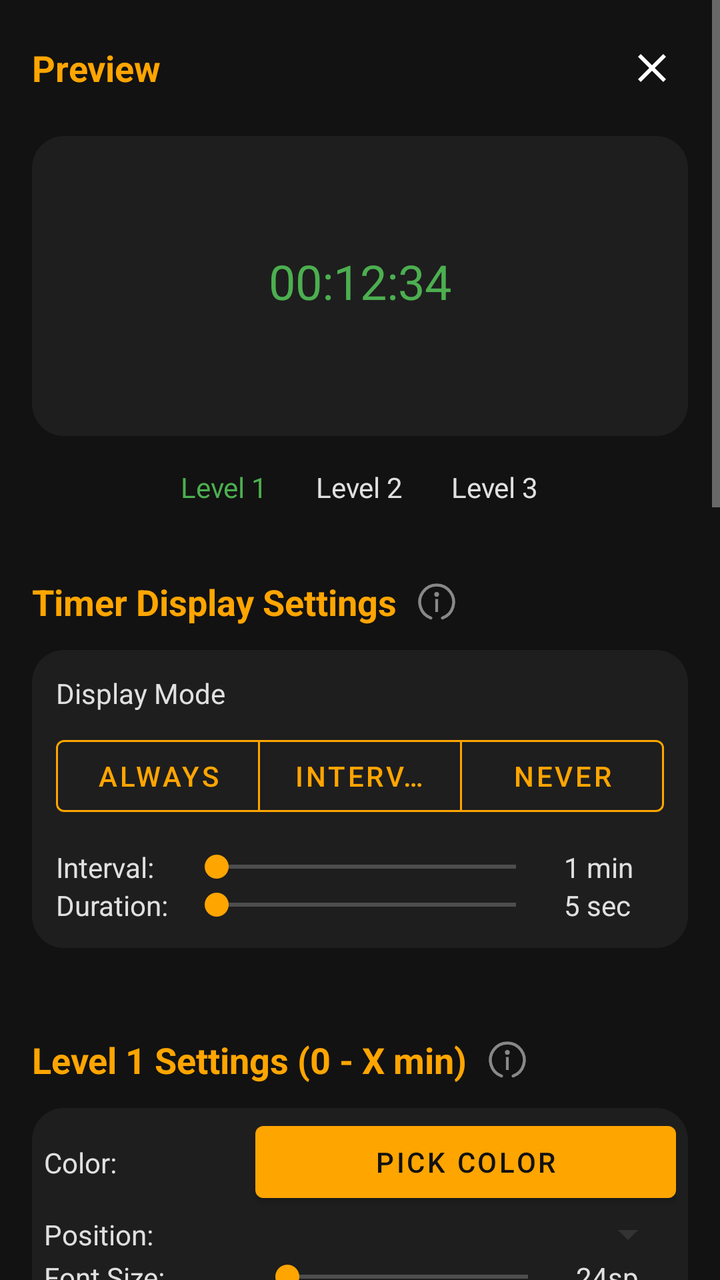
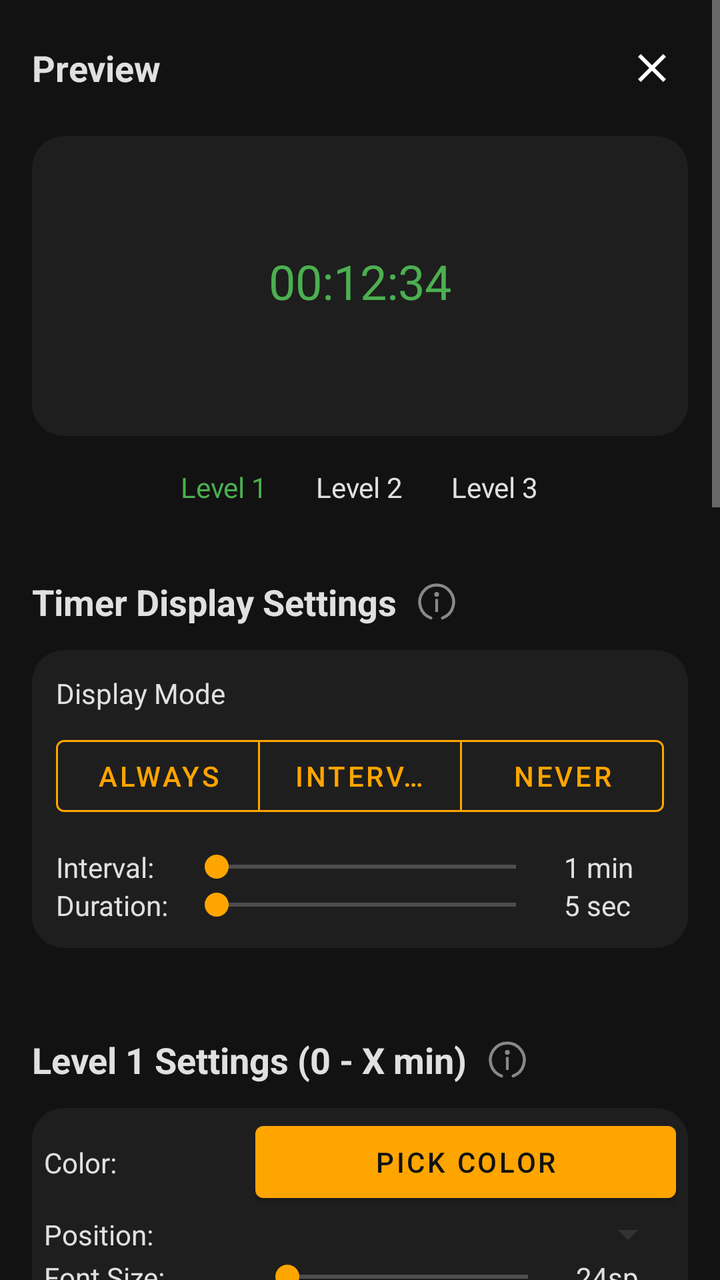

Screens rendered from an Android XML layout before and after an edit, with the pre-edit source and the edit as a unified diff.
<!-- AndroidManifest.xml: application theme Theme.Screentimetracker -->
<!-- res/layout/activity_settings.xml -->
<?xml version="1.0" encoding="utf-8"?>
<ScrollView xmlns:android="http://schemas.android.com/apk/res/android"
    xmlns:app="http://schemas.android.com/apk/res-auto"
    xmlns:tools="http://schemas.android.com/tools"
    android:layout_width="match_parent"
    android:layout_height="match_parent"
    android:background="@color/app_background_dark"
    android:fitsSystemWindows="true"
    tools:context=".SettingsActivity">

    <LinearLayout
        android:layout_width="match_parent"
        android:layout_height="wrap_content"
        android:orientation="vertical"
        android:padding="16dp">

        <RelativeLayout
            android:layout_width="match_parent"
            android:layout_height="wrap_content"
            android:layout_marginBottom="8dp">

            <TextView
                android:layout_width="wrap_content"
                android:layout_height="wrap_content"
                android:text="Preview"
                android:textSize="18sp"
                android:textStyle="bold"
                android:textColor="@color/accent_orange"
                android:layout_centerVertical="true"
                android:layout_alignParentStart="true" />

            <ImageButton
                android:id="@+id/closeButton"
                android:layout_width="36dp"
                android:layout_height="36dp"
                android:background="?attr/selectableItemBackgroundBorderless"
                android:contentDescription="Close"
                android:padding="6dp"
                android:src="@drawable/ic_cross"
                android:layout_centerVertical="true"
                android:layout_alignParentEnd="true" />
        </RelativeLayout>


        <androidx.constraintlayout.widget.ConstraintLayout
            android:id="@+id/previewLayout"
            android:layout_width="match_parent"
            android:layout_height="150dp"
            android:layout_marginTop="8dp"
            android:background="@drawable/rounded_background">

            <TextView
                android:id="@+id/previewTimeText"
                android:layout_width="wrap_content"
                android:layout_height="wrap_content"
                android:text="00:12:34"
                android:textSize="24sp"
                android:textColor="@color/status_good"
                app:layout_constraintBottom_toBottomOf="parent"
                app:layout_constraintEnd_toEndOf="parent"
                app:layout_constraintStart_toStartOf="parent"
                app:layout_constraintTop_toTopOf="parent" />
        </androidx.constraintlayout.widget.ConstraintLayout>

        <LinearLayout
            android:layout_width="match_parent"
            android:layout_height="wrap_content"
            android:orientation="horizontal"
            android:layout_marginTop="8dp"
            android:gravity="center_horizontal">

            <TextView
                android:id="@+id/previewLevel1Header"
                android:layout_width="wrap_content"
                android:layout_height="wrap_content"
                android:text="Level 1"
                android:padding="8dp"
                android:clickable="true"
                android:focusable="true"
                android:textColor="@color/status_good"
                android:background="?attr/selectableItemBackground"
                android:layout_marginEnd="8dp"/>
            <TextView
                android:id="@+id/previewLevel2Header"
                android:layout_width="wrap_content"
                android:layout_height="wrap_content"
                android:text="Level 2"
                android:padding="8dp"
                android:clickable="true"
                android:focusable="true"
                android:textColor="@color/text_primary_dark"
                android:background="?attr/selectableItemBackground"
                android:layout_marginEnd="8dp"/>
            <TextView
                android:id="@+id/previewLevel3Header"
                android:layout_width="wrap_content"
                android:layout_height="wrap_content"
                android:text="Level 3"
                android:padding="8dp"
                android:clickable="true"
                android:focusable="true"
                android:textColor="@color/text_primary_dark"
                android:background="?attr/selectableItemBackground"/>
        </LinearLayout>


        <LinearLayout
            android:layout_width="wrap_content"
            android:layout_height="wrap_content"
            android:orientation="horizontal"
            android:gravity="center_vertical"
            android:layout_marginTop="24dp"
            android:layout_marginBottom="8dp">

            <TextView
                style="@style/SettingsHeader"
                android:layout_marginTop="0dp"
                android:layout_marginBottom="0dp"
                android:text="Timer Display Settings"
                android:textColor="@color/accent_orange" />

            <ImageButton
                android:id="@+id/helpTimerDisplay"
                android:layout_width="32dp"
                android:layout_height="32dp"
                android:layout_marginStart="4dp"
                android:background="?attr/selectableItemBackgroundBorderless"
                android:contentDescription="What does Timer Display do?"
                android:padding="6dp"
                android:src="@drawable/ic_info" />
        </LinearLayout>

        <LinearLayout
            android:layout_width="match_parent"
            android:layout_height="wrap_content"
            android:orientation="vertical"
            android:background="@drawable/rounded_background"
            android:padding="12dp"
            android:layout_marginBottom="16dp">

            <TextView
                android:layout_width="wrap_content"
                android:layout_height="wrap_content"
                android:text="Display Mode"
                android:textColor="@color/text_primary_dark"
                android:layout_marginBottom="8dp" />

            <com.google.android.material.button.MaterialButtonToggleGroup
                android:id="@+id/timerDisplayModeToggleGroup"
                android:layout_width="match_parent"
                android:layout_height="wrap_content"
                app:singleSelection="true"
                app:selectionRequired="true">

                <Button
                    android:id="@+id/timerDisplayModeAlways"
                    style="@style/DisplayModeToggleButton"
                    android:layout_width="0dp"
                    android:layout_height="wrap_content"
                    android:layout_weight="1"
                    android:text="Always" />

                <Button
                    android:id="@+id/timerDisplayModeInterval"
                    style="@style/DisplayModeToggleButton"
                    android:layout_width="0dp"
                    android:layout_height="wrap_content"
                    android:layout_weight="1"
                    android:text="Interval" />

                <Button
                    android:id="@+id/timerDisplayModeNever"
                    style="@style/DisplayModeToggleButton"
                    android:layout_width="0dp"
                    android:layout_height="wrap_content"
                    android:layout_weight="1"
                    android:text="Never" />
            </com.google.android.material.button.MaterialButtonToggleGroup>

            <GridLayout
                style="@style/SettingsGrid"
                android:layout_marginTop="12dp"
                android:layout_marginBottom="0dp">

                <TextView style="@style/SettingsLabel" android:text="Interval:" android:textColor="@color/text_primary_dark" />
                <LinearLayout style="@style/SettingsControlLayout">
                    <SeekBar
                        android:id="@+id/timerDisplayIntervalSeekBar"
                        style="@style/SettingsSeekBar"
                        android:progressTint="@color/accent_orange"
                        android:thumbTint="@color/accent_orange" />
                    <TextView
                        android:id="@+id/timerDisplayIntervalValue"
                        style="@style/SettingsSeekBarValue"
                        android:text="1 min"
                        android:textColor="@color/text_primary_dark" />
                </LinearLayout>

                <TextView style="@style/SettingsLabel" android:text="Duration:" android:textColor="@color/text_primary_dark" />
                <LinearLayout style="@style/SettingsControlLayout">
                    <SeekBar
                        android:id="@+id/timerDisplayDurationSeekBar"
                        style="@style/SettingsSeekBar"
                        android:progressTint="@color/accent_orange"
                        android:thumbTint="@color/accent_orange" />
                    <TextView
                        android:id="@+id/timerDisplayDurationValue"
                        style="@style/SettingsSeekBarValue"
                        android:text="5 sec"
                        android:textColor="@color/text_primary_dark" />
                </LinearLayout>
            </GridLayout>
        </LinearLayout>

        <LinearLayout
            android:layout_width="wrap_content"
            android:layout_height="wrap_content"
            android:orientation="horizontal"
            android:gravity="center_vertical"
            android:layout_marginTop="24dp"
            android:layout_marginBottom="8dp">

            <TextView
                style="@style/SettingsHeader"
                android:layout_marginTop="0dp"
                android:layout_marginBottom="0dp"
                android:text="Level 1 Settings (0 - X min)"
                android:textColor="@color/accent_orange" />

            <ImageButton
                android:id="@+id/helpLevel1"
                android:layout_width="32dp"
                android:layout_height="32dp"
                android:layout_marginStart="4dp"
                android:background="?attr/selectableItemBackgroundBorderless"
                android:contentDescription="What is Level 1?"
                android:padding="6dp"
                android:src="@drawable/ic_info" />
        </LinearLayout>

        <GridLayout
            style="@style/SettingsGrid"
            android:background="@drawable/rounded_background">
            <TextView style="@style/SettingsLabel" android:text="Color:" android:textColor="@color/text_primary_dark" />
            <Button android:id="@+id/level1ColorButton" style="@style/SettingsControl" android:text="Pick Color" />

            <TextView style="@style/SettingsLabel" android:text="Position:" android:textColor="@color/text_primary_dark" />
            <Spinner
                android:id="@+id/level1PositionSpinner"
                style="@style/SettingsControl"
                android:backgroundTint="@color/control_track_dark" />

            <TextView style="@style/SettingsLabel" android:text="Font Size:" android:textColor="@color/text_primary_dark" />
            <LinearLayout style="@style/SettingsControlLayout">
                <SeekBar
                    android:id="@+id/level1FontSizeSeekBar"
                    style="@style/SettingsSeekBar"
                    android:progressTint="@color/accent_orange"
                    android:thumbTint="@color/accent_orange" />
                <TextView
                    android:id="@+id/level1FontSizeValue"
                    style="@style/SettingsSeekBarValue"
                    android:text="24sp"
                    android:textColor="@color/text_primary_dark" />
            </LinearLayout>

            <TextView
                style="@style/SettingsLabel"
                android:text="Enable Blinking:"
                android:textColor="@color/text_primary_dark" />
            <androidx.appcompat.widget.SwitchCompat
                android:id="@+id/level1BlinkingSwitch"
                android:layout_width="wrap_content"
                android:layout_height="wrap_content"
                android:layout_gravity="center_vertical|start"
                android:minHeight="48dp"
                app:thumbTint="@color/accent_orange"
                app:trackTint="@color/control_track_dark" />

            <TextView style="@style/SettingsLabel" android:text="Max Time:" android:textColor="@color/text_primary_dark" />
            <LinearLayout style="@style/SettingsControlLayout">
                <SeekBar
                    android:id="@+id/level1TimeSeekBar"
                    style="@style/SettingsSeekBar"
                    android:progressTint="@color/accent_orange"
                    android:thumbTint="@color/accent_orange" />
                <TextView
                    android:id="@+id/level1TimeValue"
                    style="@style/SettingsSeekBarValue"
                    android:text="30 min"
                    android:textColor="@color/text_primary_dark" />
            </LinearLayout>
        </GridLayout>

        <LinearLayout
            android:layout_width="wrap_content"
            android:layout_height="wrap_content"
            android:orientation="horizontal"
            android:gravity="center_vertical"
            android:layout_marginTop="24dp"
            android:layout_marginBottom="8dp">

            <TextView
                style="@style/SettingsHeader"
                android:layout_marginTop="0dp"
                android:layout_marginBottom="0dp"
                android:text="Level 2 Settings (Level 1 Max - Y min)"
                android:textColor="@color/accent_orange" />

            <ImageButton
                android:id="@+id/helpLevel2"
                android:layout_width="32dp"
                android:layout_height="32dp"
                android:layout_marginStart="4dp"
                android:background="?attr/selectableItemBackgroundBorderless"
                android:contentDescription="What is Level 2?"
                android:padding="6dp"
                android:src="@drawable/ic_info" />
        </LinearLayout>
        <GridLayout
            style="@style/SettingsGrid"
            android:background="@drawable/rounded_background">
            <TextView style="@style/SettingsLabel" android:text="Color:" android:textColor="@color/text_primary_dark" />
            <Button android:id="@+id/level2ColorButton" style="@style/SettingsControl" android:text="Pick Color" />
            <TextView style="@style/SettingsLabel" android:text="Position:" android:textColor="@color/text_primary_dark" />
            <Spinner
                android:id="@+id/level2PositionSpinner"
                style="@style/SettingsControl"
                android:backgroundTint="@color/control_track_dark" />

            <TextView style="@style/SettingsLabel" android:text="Font Size:" android:textColor="@color/text_primary_dark" />
            <LinearLayout style="@style/SettingsControlLayout">
                <SeekBar
                    android:id="@+id/level2FontSizeSeekBar"
                    style="@style/SettingsSeekBar"
                    android:progressTint="@color/accent_orange"
                    android:thumbTint="@color/accent_orange" />
                <TextView
                    android:id="@+id/level2FontSizeValue"
                    style="@style/SettingsSeekBarValue"
                    android:text="26sp"
                    android:textColor="@color/text_primary_dark" />
            </LinearLayout>

            <TextView
                style="@style/SettingsLabel"
                android:text="Enable Blinking:"
                android:textColor="@color/text_primary_dark" />
            <androidx.appcompat.widget.SwitchCompat
                android:id="@+id/level2BlinkingSwitch"
                android:layout_width="wrap_content"
                android:layout_height="wrap_content"
                android:layout_gravity="center_vertical|start"
                android:minHeight="48dp"
                app:thumbTint="@color/accent_orange"
                app:trackTint="@color/control_track_dark" />

            <TextView style="@style/SettingsLabel" android:text="Duration:" android:textColor="@color/text_primary_dark" />
            <LinearLayout style="@style/SettingsControlLayout">
                <SeekBar
                    android:id="@+id/level2TimeSeekBar"
                    style="@style/SettingsSeekBar"
                    android:progressTint="@color/accent_orange"
                    android:thumbTint="@color/accent_orange" />
                <TextView
                    android:id="@+id/level2TimeValue"
                    style="@style/SettingsSeekBarValue"
                    android:text="30 min"
                    android:textColor="@color/text_primary_dark" />
            </LinearLayout>
        </GridLayout>

        <LinearLayout
            android:layout_width="wrap_content"
            android:layout_height="wrap_content"
            android:orientation="horizontal"
            android:gravity="center_vertical"
            android:layout_marginTop="24dp"
            android:layout_marginBottom="8dp">

            <TextView
                style="@style/SettingsHeader"
                android:layout_marginTop="0dp"
                android:layout_marginBottom="0dp"
                android:text="Level 3 Settings (Above Level 2 Max)"
                android:textColor="@color/accent_orange" />

            <ImageButton
                android:id="@+id/helpLevel3"
                android:layout_width="32dp"
                android:layout_height="32dp"
                android:layout_marginStart="4dp"
                android:background="?attr/selectableItemBackgroundBorderless"
                android:contentDescription="What is Level 3?"
                android:padding="6dp"
                android:src="@drawable/ic_info" />
        </LinearLayout>
        <GridLayout
            style="@style/SettingsGrid"
            android:background="@drawable/rounded_background">
            <TextView style="@style/SettingsLabel" android:text="Color:" android:textColor="@color/text_primary_dark" />
            <Button android:id="@+id/level3ColorButton" style="@style/SettingsControl" android:text="Pick Color" />
            <TextView style="@style/SettingsLabel" android:text="Position:" android:textColor="@color/text_primary_dark" />
            <Spinner
                android:id="@+id/level3PositionSpinner"
                style="@style/SettingsControl"
                android:backgroundTint="@color/control_track_dark" />

            <TextView style="@style/SettingsLabel" android:text="Font Size:" android:textColor="@color/text_primary_dark" />
            <LinearLayout style="@style/SettingsControlLayout">
                <SeekBar
                    android:id="@+id/level3FontSizeSeekBar"
                    style="@style/SettingsSeekBar"
                    android:progressTint="@color/accent_orange"
                    android:thumbTint="@color/accent_orange" />
                <TextView
                    android:id="@+id/level3FontSizeValue"
                    style="@style/SettingsSeekBarValue"
                    android:text="28sp"
                    android:textColor="@color/text_primary_dark" />
            </LinearLayout>

            <TextView
                style="@style/SettingsLabel"
                android:text="Enable Blinking:"
                android:textColor="@color/text_primary_dark" />
            <androidx.appcompat.widget.SwitchCompat
                android:id="@+id/level3BlinkingSwitch"
                android:layout_width="wrap_content"
                android:layout_height="wrap_content"
                android:layout_gravity="center_vertical|start"
                android:minHeight="48dp"
                app:thumbTint="@color/accent_orange"
                app:trackTint="@color/control_track_dark"
                tools:checked="true" />
        </GridLayout>

        <LinearLayout
            android:layout_width="wrap_content"
            android:layout_height="wrap_content"
            android:orientation="horizontal"
            android:gravity="center_vertical"
            android:layout_marginTop="24dp"
            android:layout_marginBottom="8dp">

            <TextView
                style="@style/SettingsHeader"
                android:layout_marginTop="0dp"
                android:layout_marginBottom="0dp"
                android:text="Daily Reset Time"
                android:textColor="@color/accent_orange" />

            <ImageButton
                android:id="@+id/helpResetTime"
                android:layout_width="32dp"
                android:layout_height="32dp"
                android:layout_marginStart="4dp"
                android:background="?attr/selectableItemBackgroundBorderless"
                android:contentDescription="What does Daily Reset do?"
                android:padding="6dp"
                android:src="@drawable/ic_info" />
        </LinearLayout>
        <GridLayout
            style="@style/SettingsGrid"
            android:background="@drawable/rounded_background">
            <TextView style="@style/SettingsLabel" android:text="Hour (24h):" android:textColor="@color/text_primary_dark" />
            <Spinner
                android:id="@+id/resetHourSpinner"
                style="@style/SettingsControl"
                android:backgroundTint="@color/control_track_dark" />

            <TextView style="@style/SettingsLabel" android:text="Minute:" android:textColor="@color/text_primary_dark" />
            <Spinner
                android:id="@+id/resetMinuteSpinner"
                style="@style/SettingsControl"
                android:backgroundTint="@color/control_track_dark" />
        </GridLayout>

        
        <LinearLayout
            android:layout_width="wrap_content"
            android:layout_height="wrap_content"
            android:orientation="horizontal"
            android:gravity="center_vertical"
            android:layout_marginTop="24dp"
            android:layout_marginBottom="8dp">

            <TextView
                style="@style/SettingsHeader"
                android:layout_marginTop="0dp"
                android:layout_marginBottom="0dp"
                android:text="Import &amp; Export"
                android:textColor="@color/accent_orange" />

            <ImageButton
                android:id="@+id/helpImportExport"
                android:layout_width="32dp"
                android:layout_height="32dp"
                android:layout_marginStart="4dp"
                android:background="?attr/selectableItemBackgroundBorderless"
                android:contentDescription="What does Import &amp; Export do?"
                android:padding="6dp"
                android:src="@drawable/ic_info" />
        </LinearLayout>

        <LinearLayout
            android:layout_width="match_parent"
            android:layout_height="wrap_content"
            android:orientation="vertical"
            android:background="@drawable/rounded_background"
            android:padding="16dp"
            android:layout_marginBottom="16dp">

            <TextView
                android:layout_width="wrap_content"
                android:layout_height="wrap_content"
                android:text="Save or restore your settings as a JSON file."
                android:textColor="@color/text_muted_dark"
                android:textSize="13sp"
                android:layout_marginBottom="12dp" />

            <LinearLayout
                android:layout_width="match_parent"
                android:layout_height="wrap_content"
                android:orientation="horizontal">

                <Button
                    android:id="@+id/exportSettingsButton"
                    style="@style/Widget.Awareen.Button.Flat"
                    android:layout_width="0dp"
                    android:layout_height="44dp"
                    android:layout_weight="1"
                    android:text="Export"
                    android:textSize="14sp"
                    android:layout_marginEnd="8dp" />

                <Button
                    android:id="@+id/importSettingsButton"
                    style="@style/Widget.Awareen.Button.Flat"
                    android:layout_width="0dp"
                    android:layout_height="44dp"
                    android:layout_weight="1"
                    android:text="Import"
                    android:textSize="14sp" />
            </LinearLayout>
        </LinearLayout>

        <Button
            android:id="@+id/saveButton"
            style="@style/Widget.Awareen.Button.Primary"
            android:layout_width="wrap_content"
            android:layout_height="wrap_content"
            android:layout_gravity="center_horizontal"
            android:layout_marginTop="8dp"
            android:text="Save Settings" />

    </LinearLayout>
</ScrollView>
<!-- resources referenced by this layout -->
<resources>
  <color name="accent_orange">#FFA500</color>
  <color name="app_background_dark">#121212</color>
  <color name="control_track_dark">#333333</color>
  <color name="status_good">#4CAF50</color>
  <color name="text_muted_dark">#888888</color>
  <color name="text_primary_dark">#E0E0E0</color>
  <!-- drawable rounded_background (drawable) -->
  <?xml version="1.0" encoding="utf-8"?>
  <shape xmlns:android="http://schemas.android.com/apk/res/android">
      <solid android:color="@color/surface_dark" />
      <corners android:radius="16dp" />
      <padding android:left="6dp" android:top="3dp" android:right="6dp" android:bottom="8dp" />
  </shape>
  <style name="DisplayModeToggleButton" parent="Widget.MaterialComponents.Button.OutlinedButton">
          <item name="android:textColor">@color/toggle_mode_text</item>
          <item name="backgroundTint">@color/toggle_mode_background</item>
          <item name="strokeColor">@color/accent_orange</item>
          <item name="rippleColor">@color/accent_orange</item>
      </style>
  <style name="SettingsControl">
          <item name="android:layout_width">0dp</item> <item name="android:layout_height">wrap_content</item>
          <item name="android:layout_gravity">fill_horizontal|center_vertical</item>
          <item name="android:layout_columnWeight">1</item>
          <item name="android:layout_rowWeight">1</item>
      </style>
  <style name="SettingsControlLayout" parent="SettingsControl">
          <item name="android:orientation">horizontal</item>
      </style>
  <style name="SettingsGrid">
          <item name="android:layout_width">match_parent</item>
          <item name="android:layout_height">wrap_content</item>
          <item name="android:columnCount">2</item>
          <item name="android:layout_marginBottom">16dp</item>
      </style>
  <style name="SettingsHeader">
          <item name="android:layout_width">wrap_content</item>
          <item name="android:layout_height">wrap_content</item>
          <item name="android:textSize">18sp</item>
          <item name="android:textStyle">bold</item>
          <item name="android:layout_marginTop">24dp</item>
          <item name="android:layout_marginBottom">8dp</item>
      </style>
  <style name="SettingsLabel">
          <item name="android:layout_width">wrap_content</item>
          <item name="android:layout_height">wrap_content</item>
          <item name="android:layout_gravity">start|center_vertical</item>
          <item name="android:layout_marginEnd">8dp</item>
          <item name="android:layout_columnWeight">0</item> <item name="android:layout_rowWeight">1</item>
      </style>
  <style name="SettingsSeekBar">
          <item name="android:layout_width">0dp</item>
          <item name="android:layout_height">wrap_content</item>
          <item name="android:layout_weight">1</item>
          <item name="android:layout_gravity">center_vertical</item>
      </style>
  <style name="SettingsSeekBarValue">
          <item name="android:layout_width">wrap_content</item>
          <item name="android:layout_height">wrap_content</item>
          <item name="android:layout_marginStart">8dp</item>
          <item name="android:minWidth">50dp</item> <item name="android:layout_gravity">center_vertical</item>
      </style>
  <style name="Widget.Awareen.Button.Flat" parent="Widget.MaterialComponents.Button">
          <item name="backgroundTint">@color/surface_variant_dark</item>
          <item name="android:textColor">@color/accent_orange</item>
          <item name="android:stateListAnimator">@null</item>
          <item name="elevation">0dp</item>
      </style>
  <style name="Widget.Awareen.Button.Primary" parent="Widget.MaterialComponents.Button">
          <item name="backgroundTint">@color/accent_orange</item>
          <item name="android:textColor">@color/on_accent</item>
          <item name="cornerRadius">24dp</item>
      </style>
  <color name="surface_dark">#1E1E1E</color>
  <color name="surface_variant_dark">#2A2A2A</color>
  <color name="on_accent">#121212</color>
  <!-- unchanged entries left out for length: 3 -->
</resources>

<!-- the commit's change to res/layout/activity_settings.xml (unified diff, before → after) -->
@@ -25,7 +25,7 @@
                 android:text="Preview"
                 android:textSize="18sp"
                 android:textStyle="bold"
-                android:textColor="@color/accent_orange"
+                android:textColor="@color/text_primary_dark"
                 android:layout_centerVertical="true"
                 android:layout_alignParentStart="true" />
 
@@ -117,7 +117,7 @@
                 android:layout_marginTop="0dp"
                 android:layout_marginBottom="0dp"
                 android:text="Timer Display Settings"
-                android:textColor="@color/accent_orange" />
+                android:textColor="@color/text_primary_dark" />
 
             <ImageButton
                 android:id="@+id/helpTimerDisplay"
@@ -225,7 +225,7 @@
                 android:layout_marginTop="0dp"
                 android:layout_marginBottom="0dp"
                 android:text="Level 1 Settings (0 - X min)"
-                android:textColor="@color/accent_orange" />
+                android:textColor="@color/text_primary_dark" />
 
             <ImageButton
                 android:id="@+id/helpLevel1"
@@ -305,7 +305,7 @@
                 android:layout_marginTop="0dp"
                 android:layout_marginBottom="0dp"
                 android:text="Level 2 Settings (Level 1 Max - Y min)"
-                android:textColor="@color/accent_orange" />
+                android:textColor="@color/text_primary_dark" />
 
             <ImageButton
                 android:id="@+id/helpLevel2"
@@ -383,7 +383,7 @@
                 android:layout_marginTop="0dp"
                 android:layout_marginBottom="0dp"
                 android:text="Level 3 Settings (Above Level 2 Max)"
-                android:textColor="@color/accent_orange" />
+                android:textColor="@color/text_primary_dark" />
 
             <ImageButton
                 android:id="@+id/helpLevel3"
@@ -448,7 +448,7 @@
                 android:layout_marginTop="0dp"
                 android:layout_marginBottom="0dp"
                 android:text="Daily Reset Time"
-                android:textColor="@color/accent_orange" />
+                android:textColor="@color/text_primary_dark" />
 
             <ImageButton
                 android:id="@+id/helpResetTime"
@@ -490,7 +490,7 @@
                 android:layout_marginTop="0dp"
                 android:layout_marginBottom="0dp"
                 android:text="Import &amp; Export"
-                android:textColor="@color/accent_orange" />
+                android:textColor="@color/text_primary_dark" />
 
             <ImageButton
                 android:id="@+id/helpImportExport"
